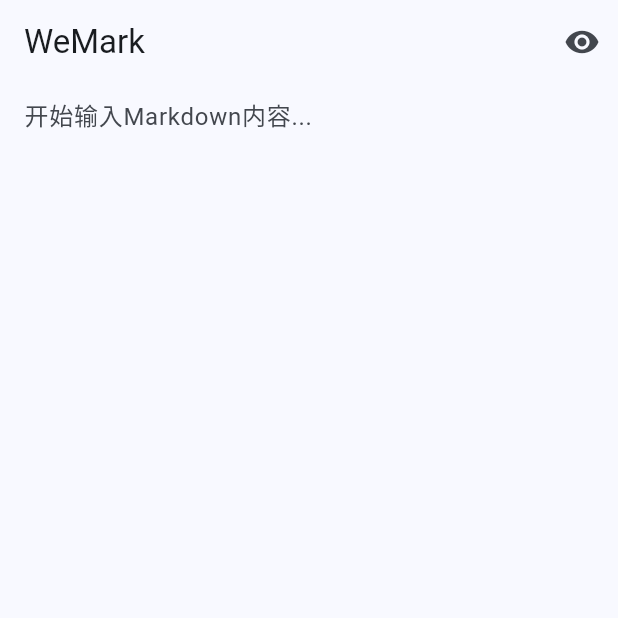
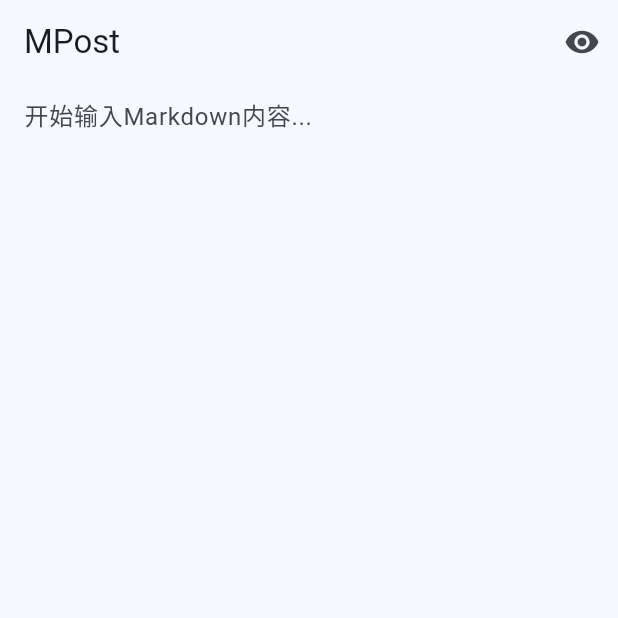
Before and after one commit to iliefu/mpos, a Flutter app: the screen it shows after launch, on a phone screen of 412 x 824 dp, the top half of it. Run offline on Flutter 3.47's test engine with Material 3 defaults, Android fonts, the phone set to English and light mode, and no system bars; our stand-ins replace flutter_html, go_router; missing offline and left inert: markdown.

```diff
--- a/lib/screens/editor_screen.dart
+++ b/lib/screens/editor_screen.dart
@@ -25,7 +25,7 @@
     return Scaffold(
       appBar: AppBar(
         centerTitle: false,
-        title: const Text('WeMark'),
+        title: const Text('MPost'),
         actions: [
           if (_showHtmlPreview) // 仅在预览模式显示主题选择器
             const Padding(
```
Also changed, not shown: 2 other files.
